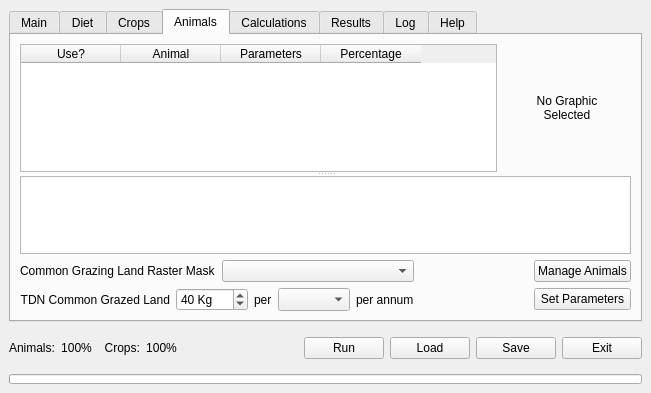
The window that src/ui/lamainformbase.ui (arkygeek/landuseanalyst) describes before a commit, drawn with Qt 5.
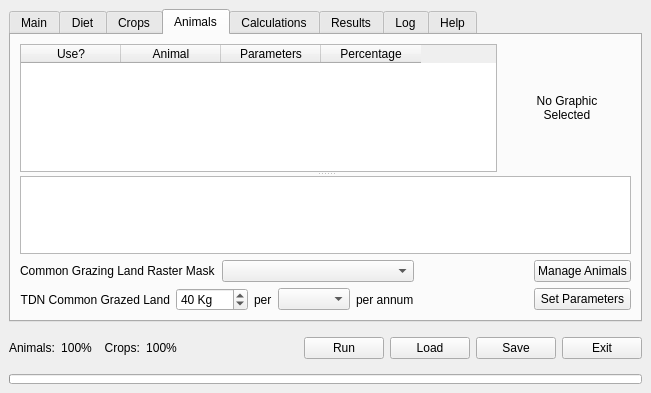
The same window after the commit. The open tabs and pages were chosen to show the change. Icons and pictures are not drawn.

Commit message: tweaking forms and removed duplicated signal slot connects in crop manager

Patch:
```diff
--- a/src/ui/lamainformbase.ui
+++ b/src/ui/lamainformbase.ui
@@ -1983,7 +1983,7 @@
          <item>
           <widget class="QComboBox" name="comboBoxAreaUnits" >
            <property name="sizePolicy" >
-            <sizepolicy vsizetype="Preferred" hsizetype="Preferred" >
+            <sizepolicy vsizetype="Fixed" hsizetype="Preferred" >
              <horstretch>0</horstretch>
              <verstretch>0</verstretch>
             </sizepolicy>
```
The commit also changes 3 other files.
